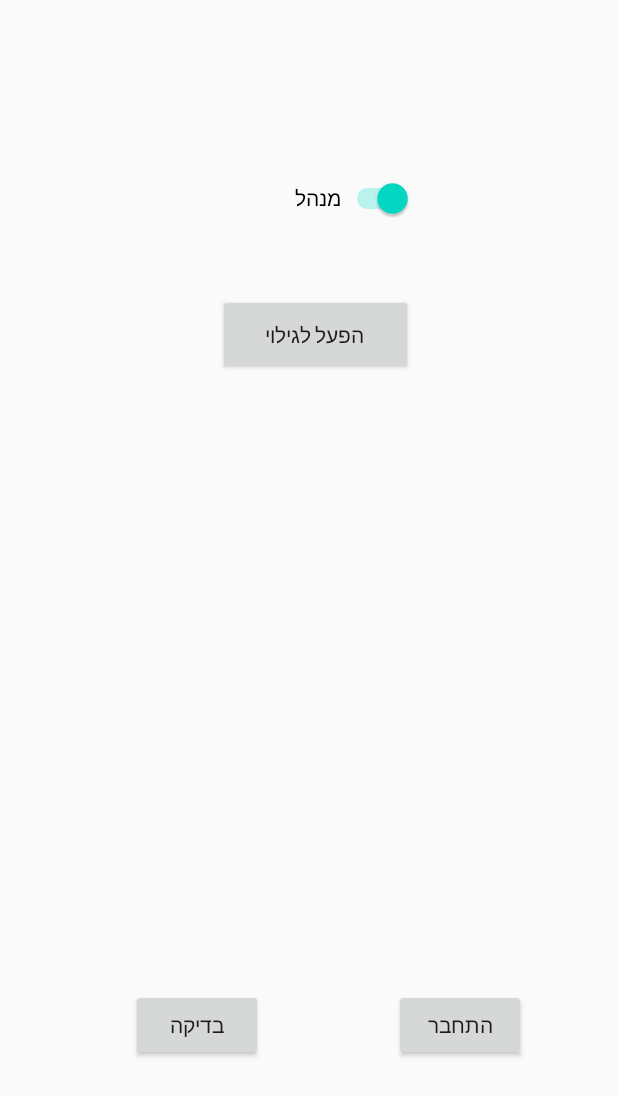
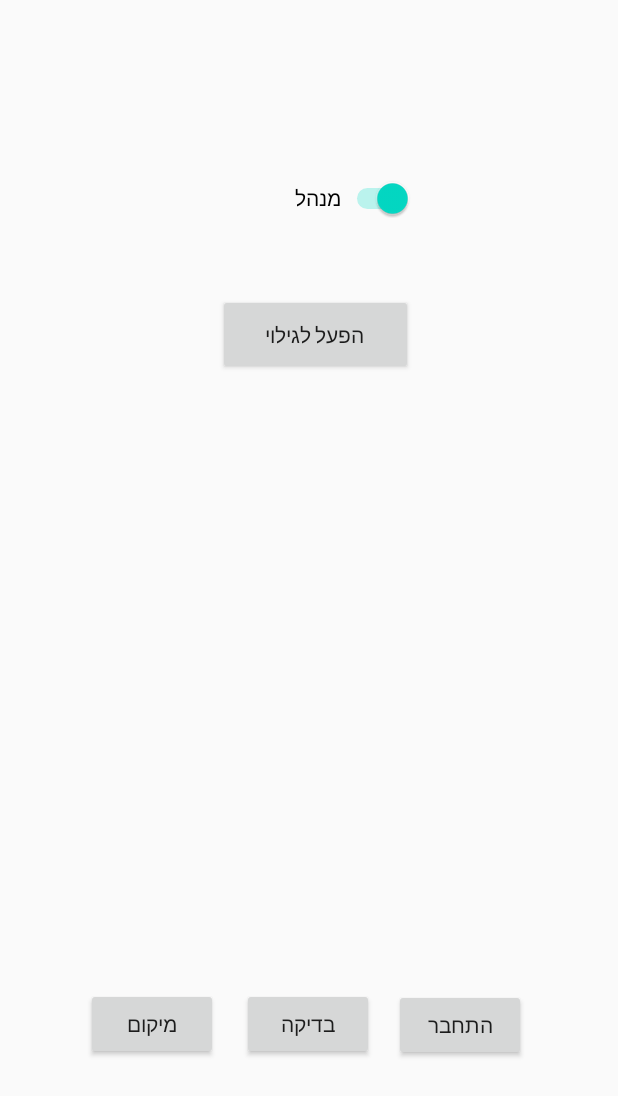
Before and after one commit to nirvitlem/BPSocial, an Android app: the screen it shows after launch (MainActivity), on a phone screen of 412 x 824 dp. Shown: the top 1096 px of the screen. Run offline under Robolectric (Android 15) with nearby library versions, the phone set to English and light mode, and no system bars; our stand-ins replace AdMob; 3 statements that could not run were skipped.

Commit message:
gps update

```diff
--- a/app/build.gradle
+++ b/app/build.gradle
@@ -9,8 +9,8 @@ android {
         applicationId "com.NV.bpsocial"
         minSdkVersion 25
         targetSdkVersion 29
-        versionCode 13
-        versionName "1.02"
+        versionCode 14
+        versionName "1.03"
 
         testInstrumentationRunner "androidx.test.runner.AndroidJUnitRunner"
     }
@@ -46,5 +46,6 @@ dependencies {
     implementation 'com.google.android.gms:play-services-ads:19.2.0'
     androidTestImplementation 'androidx.test.ext:junit:1.1.1'
     androidTestImplementation 'androidx.test.espresso:espresso-core:3.2.0'
+    implementation 'com.google.android.gms:play-services-location:17.1.0'
 
 }
--- a/app/src/main/AndroidManifest.xml
+++ b/app/src/main/AndroidManifest.xml
@@ -8,6 +8,8 @@
 
     <uses-permission android:name="android.permission.BLUETOOTH" />
     <uses-permission android:name="android.permission.BLUETOOTH_ADMIN" />
+    <uses-permission android:name="android.permission.ACCESS_COARSE_LOCATION"/>
+    <uses-permission android:name="android.permission.ACCESS_FINE_LOCATION"/>
     <uses-permission
         android:name="android.permission.LOCAL_MAC_ADDRESS"
         tools:ignore="ProtectedPermissions" />
--- a/app/src/main/java/com/NV/bpsocial/Constants.kt
+++ b/app/src/main/java/com/NV/bpsocial/Constants.kt
@@ -39,6 +39,8 @@ object ConstVal {
     const val SmistakeP="Smistake+"
     const val end="end"
     const val plan="plan"
+    const val GPS="GPS+"
+    const val SGEO="SGEO"
     const val slavebool = "slavebool"
 
     const val bufferSize = 50;
@@ -52,6 +54,8 @@ object GeneralVal
     @Volatile var cReady : Int ?=0;
     @Volatile var Plan2firstrecive :Boolean ?= true;
     @Volatile var tempMessage : String ?="";
+    @Volatile var latitude :  Double ?= 0.0 ;
+    @Volatile var longitude :  Double ?= 0.0 ;
 }
 
 object GeneralObj
--- a/app/src/main/res/layout/activity_main.xml
+++ b/app/src/main/res/layout/activity_main.xml
@@ -10,6 +10,18 @@
     android:screenOrientation="portrait"
     tools:context=".MainActivity">
 
+
+    <Button
+        android:id="@+id/sendGPS"
+        android:layout_width="wrap_content"
+        android:layout_height="wrap_content"
+        android:text="מיקום"
+        app:layout_constraintBottom_toBottomOf="parent"
+        app:layout_constraintEnd_toStartOf="@+id/SendM"
+        app:layout_constraintHorizontal_bias="0.78"
+        app:layout_constraintStart_toStartOf="parent"
+        app:layout_constraintTop_toBottomOf="@+id/ListItems"
+        app:layout_constraintVertical_bias="0.24" />
 
     <com.google.android.gms.ads.AdView
         android:id="@+id/adView"
@@ -74,9 +86,10 @@
         android:text="בדיקה"
         app:layout_constraintBottom_toBottomOf="parent"
         app:layout_constraintEnd_toStartOf="@+id/connectb"
+        app:layout_constraintHorizontal_bias="0.925"
         app:layout_constraintStart_toStartOf="parent"
         app:layout_constraintTop_toBottomOf="@+id/ListItems"
-        app:layout_constraintVertical_bias="0.241" />
+        app:layout_constraintVertical_bias="0.24" />
 
     <Button
         android:id="@+id/SButton"
```
Also changed, not shown: app/src/main/java/com/NV/bpsocial/MainActivity.kt (+93 -1 lines), app/src/main/java/com/NV/bpsocial/MyBluetoothService.kt (+16 -1 lines), app/src/main/java/com/NV/bpsocial/Start.kt (+16 -1 lines), app/src/main/java/com/NV/bpsocial/Summerize.kt (+31 -5 lines).
